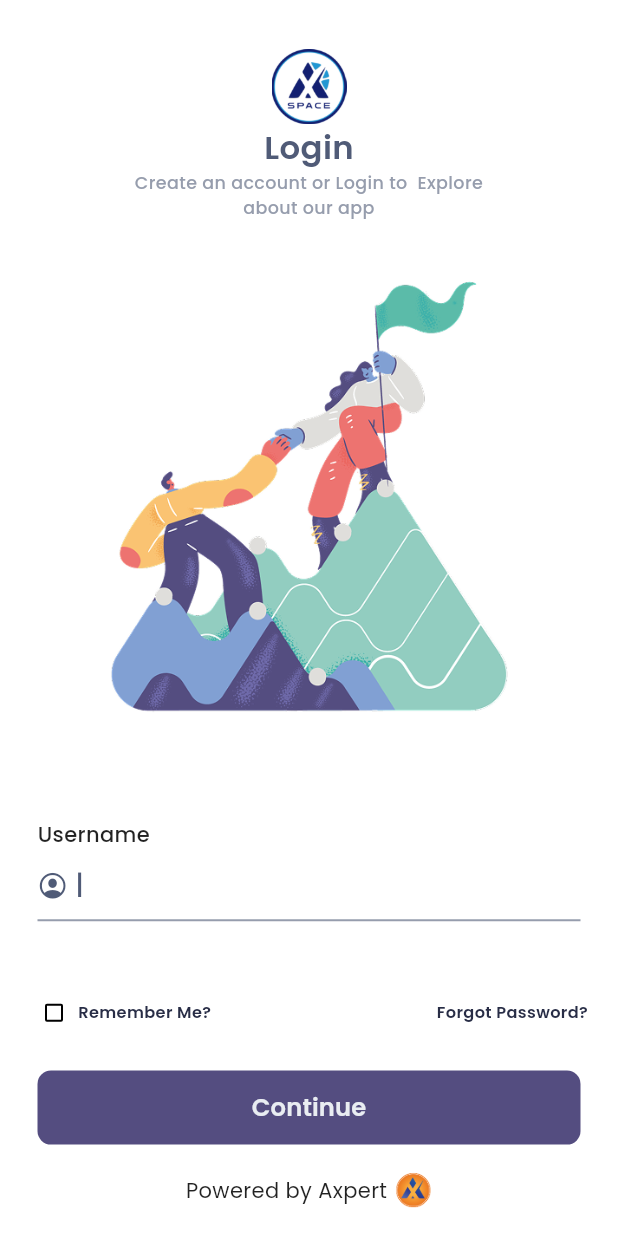
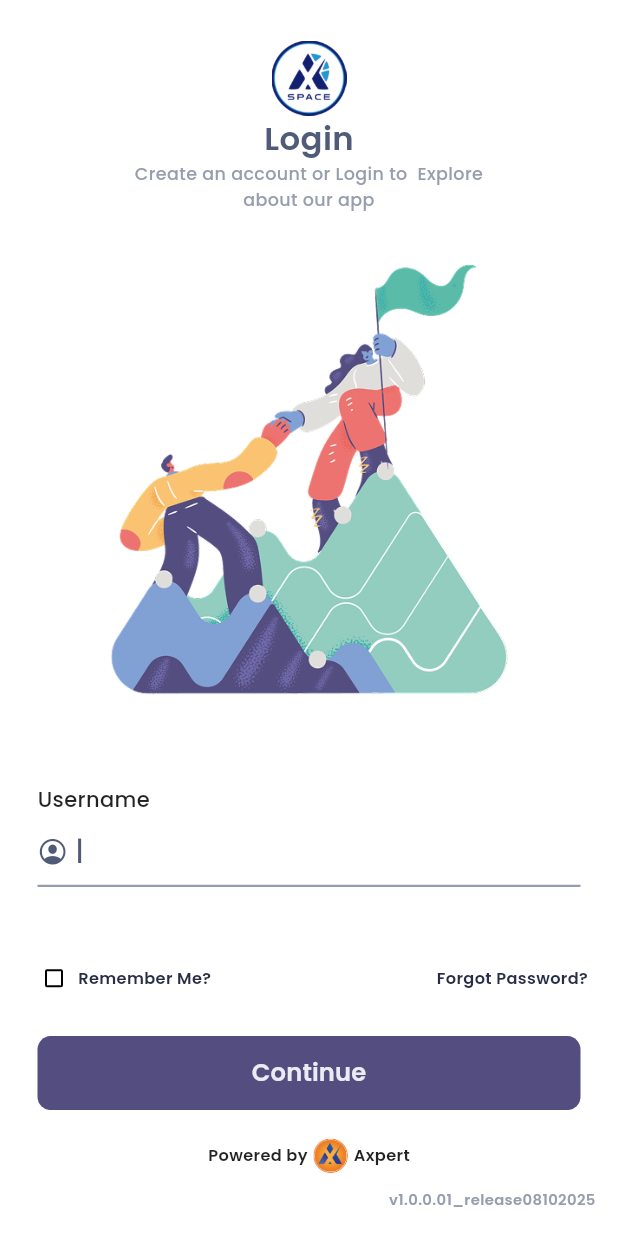
Before and after one commit to Nathesh-Rao/AgileSpace, a Flutter app: the AuthLoginScreen screen opened by its route, on a phone screen of 412 x 824 dp. Run offline on Flutter 3.47's test engine with Material 3 defaults, Android fonts, the phone set to English and light mode, and no system bars; our stand-ins replace animate_do, animated_flip_counter, auto_size_text, carousel_slider, connectivity_plus, dropdown_button2 and 24 more; missing offline and left inert: animated_switcher_plus, background_location_tracker, file_downloader_flutter, flutter_inappwebview, load_switch, material_icons_named and 4 more; accounts and stored records are empty; project files that could hold a hidden picture were left out.

```diff
--- a/lib/core/constants/const.dart
+++ b/lib/core/constants/const.dart
@@ -1,3 +1,5 @@
+// ignore_for_file: constant_identifier_names
+
 import 'package:get/get.dart';
 
 import '../../common/common.dart';
@@ -15,6 +17,9 @@ class Const {
   // static const String CONST_ARM_URL = "https://alpha.agilecloud.biz/arm";
   // static const String CONST_PROJECTNAME = "agilespace";
 
+  static String APP_VERSION = '';
+  static const String APP_RELEASE_ID = '.01';
+  static const String APP_RELEASE_DATE = '08102025';
   static const String BASE_WEB_URL =
       "https://agileqa.agilecloud.biz/qaaxpert11.4base";
   static const String CONST_ARM_URL =
@@ -34,7 +39,7 @@ class Const {
 
   static bool isLogEnabled = false;
 
-  static var APP_VERSION = '0.01';
+  // static var APP_VERSION = '0.01';
 
   static String getFullARMUrl(String Entrypoint) {
     print("getFullARMUrl => ${globalVariableController.ARM_URL.value}");
--- a/lib/modules/auth/widgets/login/auth_login_footerbuttons_widget.dart
+++ b/lib/modules/auth/widgets/login/auth_login_footerbuttons_widget.dart
@@ -1,3 +1,4 @@
+import 'package:axpert_space/common/log_service/log_services.dart';
 import 'package:flutter/material.dart';
 import 'package:get/get.dart';
 import 'package:axpert_space/modules/auth/controllers/auth_controller.dart';
@@ -48,19 +49,61 @@ class AuthLoginFooterButtonsWidget extends GetView<AuthController> {
         //   ],
         // ),
 
+        Padding(
+          padding: const EdgeInsets.symmetric(horizontal: 15),
+          child: Column(
+            spacing: 10.h,
+            children: [
               Row(
                 mainAxisAlignment: MainAxisAlignment.center,
+                mainAxisSize: MainAxisSize.min,
                 children: [
                   Text(
-              "Powered by Axpert",
-              style: GoogleFonts.poppins(),
+                    "Powered by ",
+                    style: GoogleFonts.poppins(
+                      fontSize: 12.sp,
+                      fontWeight: FontWeight.w600,
                     ),
-            5.horizontalSpace,
+                  ),
                   Image.asset(
                     "assets/images/common/axpert_03.png",
                     width: 25,
-            )
+                  ),
+                  Text(
+                    " Axpert",
+                    style: GoogleFonts.poppins(
+                      fontSize: 12.sp,
+                      fontWeight: FontWeight.w600,
+                    ),
+                  ),
                 ],
+              ),
+              Row(
+                children: [
+                  Spacer(),
+                  FutureBuilder(
+                      future: LogService.getVersion(),
+                      builder: (context, snapShot) {
+                        var value = '';
+
+                        if (snapShot.hasData) {
+                          value = snapShot.data.toString();
+                        }
+
+                        return Text(
+                          value,
+                          style: GoogleFonts.poppins(
+                            fontSize: 11.sp,
+                            fontWeight: FontWeight.w600,
+                            color:
+                                AppColors.primarySubTitleTextColorBlueGreyLight,
+                          ),
+                        );
+                      }),
+                ],
+              ),
+            ],
+          ),
         )
       ],
     );
```
Also changed, not shown: lib/common/log_service/log_services.dart (+25 -11 lines), 8 other files. Lines whose indentation alone changed are shown as unchanged.
